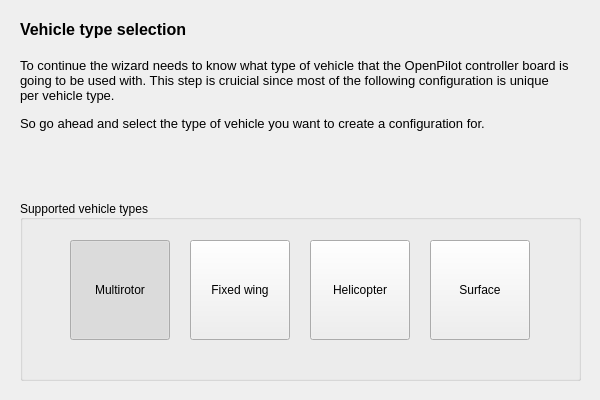
Qt form ground/openpilotgcs/src/plugins/setupwizard/pages/vehiclepage.ui (openpilot/OpenPilot) before a commit.
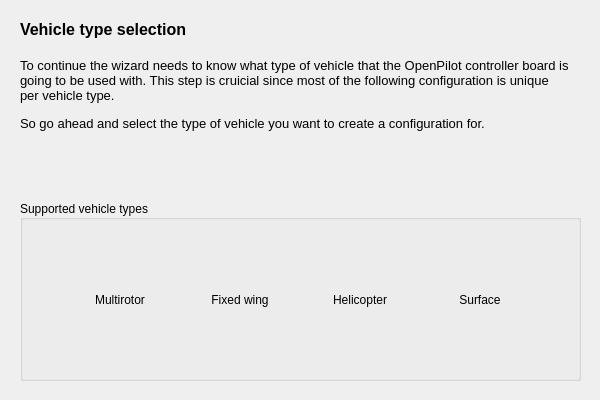
The same form after that commit. Icons and pictures are not drawn.

Commit message: Added button imgaes for the wizard and created a resource file to host them.

```diff
--- a/ground/openpilotgcs/src/plugins/setupwizard/pages/vehiclepage.ui
+++ b/ground/openpilotgcs/src/plugins/setupwizard/pages/vehiclepage.ui
@@ -61,21 +61,40 @@
    <property name="alignment">
     <set>Qt::AlignLeading|Qt::AlignLeft|Qt::AlignVCenter</set>
    </property>
-   <widget class="QPushButton" name="multirotorButton">
+   <widget class="QToolButton" name="multirotorButton">
     <property name="geometry">
      <rect>
       <x>50</x>
       <y>40</y>
       <width>100</width>
-      <height>100</height>
+      <height>120</height>
      </rect>
     </property>
     <property name="toolTip">
      <string>Tricopter, Quadcopter, Hexacopter, Octocopter</string>
     </property>
+    <property name="autoFillBackground">
+     <bool>false</bool>
+    </property>
+    <property name="styleSheet">
+     <string notr="true">QToolButton { border: none }</string>
+    </property>
     <property name="text">
      <string>Multirotor</string>
     </property>
+    <property name="icon">
+     <iconset resource="../wizardResources.qrc">
+      <normaloff>:/setupwizard/resources/bttn-multi-up.png</normaloff>
+      <normalon>:/setupwizard/resources/bttn-multi-down.png</normalon>
+      <activeoff>:/setupwizard/resources/bttn-multi-down.png</activeoff>
+      <activeon>:/setupwizard/resources/bttn-multi-down.png</activeon>:/setupwizard/resources/bttn-multi-up.png</iconset>
+    </property>
+    <property name="iconSize">
+     <size>
+      <width>100</width>
+      <height>100</height>
+     </size>
+    </property>
     <property name="checkable">
      <bool>true</bool>
     </property>
@@ -85,80 +104,143 @@
     <property name="autoExclusive">
      <bool>true</bool>
     </property>
-    <property name="flat">
-     <bool>false</bool>
+    <property name="toolButtonStyle">
+     <enum>Qt::ToolButtonTextUnderIcon</enum>
+    </property>
+    <property name="autoRaise">
+     <bool>true</bool>
     </property>
    </widget>
-   <widget class="QPushButton" name="fixedwingButton">
+   <widget class="QToolButton" name="fixedwingButton">
     <property name="geometry">
      <rect>
       <x>170</x>
       <y>40</y>
       <width>100</width>
-      <height>100</height>
+      <height>120</height>
      </rect>
     </property>
     <property name="toolTip">
      <string>Airplane, Sloper, Jet</string>
     </property>
+    <property name="styleSheet">
+     <string notr="true">QToolButton { border: none }</string>
+    </property>
     <property name="text">
      <string>Fixed wing</string>
     </property>
+    <property name="icon">
+     <iconset resource="../wizardResources.qrc">
+      <normaloff>:/setupwizard/resources/bttn-plane-up.png</normaloff>
+      <normalon>:/setupwizard/resources/bttn-plane-down.png</normalon>
+      <activeoff>:/setupwizard/resources/bttn-plane-down.png</activeoff>
+      <activeon>:/setupwizard/resources/bttn-plane-down.png</activeon>:/setupwizard/resources/bttn-plane-up.png</iconset>
+    </property>
+    <property name="iconSize">
+     <size>
+      <width>100</width>
+      <height>100</height>
+     </size>
+    </property>
     <property name="checkable">
      <bool>true</bool>
     </property>
-    <property name="autoExclusive">
-     <bool>true</bool>
-    </property>
-    <property name="flat">
+    <property name="checked">
      <bool>false</bool>
     </property>
+    <property name="autoExclusive">
+     <bool>true</bool>
+    </property>
+    <property name="toolButtonStyle">
+     <enum>Qt::ToolButtonTextUnderIcon</enum>
+    </property>
+    <property name="autoRaise">
+     <bool>true</bool>
+    </property>
    </widget>
-   <widget class="QPushButton" name="heliButton">
+   <widget class="QToolButton" name="heliButton">
     <property name="geometry">
      <rect>
       <x>290</x>
       <y>40</y>
       <width>100</width>
-      <height>100</height>
+      <height>120</height>
      </rect>
     </property>
+    <property name="styleSheet">
+     <string notr="true">QToolButton { border: none }</string>
+    </property>
     <property name="text">
      <string>Helicopter</string>
     </property>
+    <property name="icon">
+     <iconset resource="../wizardResources.qrc">
+      <normaloff>:/setupwizard/resources/bttn-heli-up.png</normaloff>
+      <normalon>:/setupwizard/resources/bttn-heli-down.png</normalon>
+      <activeoff>:/setupwizard/resources/bttn-heli-down.png</activeoff>
+      <activeon>:/setupwizard/resources/bttn-heli-down.png</activeon>:/setupwizard/resources/bttn-heli-up.png</iconset>
+    </property>
+    <property name="iconSize">
+     <size>
+      <width>100</width>
+      <height>100</height>
+     </size>
+    </property>
     <property name="checkable">
      <bool>true</bool>
     </property>
     <property name="autoExclusive">
      <bool>true</bool>
     </property>
-    <property name="flat">
-     <bool>false</bool>
+    <property name="toolButtonStyle">
+     <enum>Qt::ToolButtonTextUnderIcon</enum>
+    </property>
+    <property name="autoRaise">
+     <bool>true</bool>
     </property>
    </widget>
-   <widget class="QPushButton" name="surfaceButton">
+   <widget class="QToolButton" name="surfaceButton">
     <property name="geometry">
      <rect>
       <x>410</x>
       <y>40</y>
       <width>100</width>
-      <height>100</height>
+      <height>120</height>
      </rect>
     </property>
     <property name="toolTip">
      <string>Car, Boat, U-Boat</string>
     </property>
+    <property name="styleSheet">
+     <string notr="true">QToolButton { border: none }</string>
+    </property>
     <property name="text">
      <string>Surface</string>
     </property>
+    <property name="icon">
+     <iconset resource="../wizardResources.qrc">
+      <normaloff>:/setupwizard/resources/bttn-land-up.png</normaloff>
+      <normalon>:/setupwizard/resources/bttn-land-down.png</normalon>
+      <activeoff>:/setupwizard/resources/bttn-land-down.png</activeoff>
+      <activeon>:/setupwizard/resources/bttn-land-down.png</activeon>:/setupwizard/resources/bttn-land-up.png</iconset>
+    </property>
+    <property name="iconSize">
+     <size>
+      <width>100</width>
+      <height>100</height>
+     </size>
+    </property>
     <property name="checkable">
      <bool>true</bool>
     </property>
     <property name="autoExclusive">
      <bool>true</bool>
     </property>
-    <property name="flat">
-     <bool>false</bool>
+    <property name="toolButtonStyle">
+     <enum>Qt::ToolButtonTextUnderIcon</enum>
+    </property>
+    <property name="autoRaise">
+     <bool>true</bool>
     </property>
    </widget>
   </widget>
```
Left out of the diff: 4 changed lines with no effect on the pictures. The commit also changes 15 other files.
